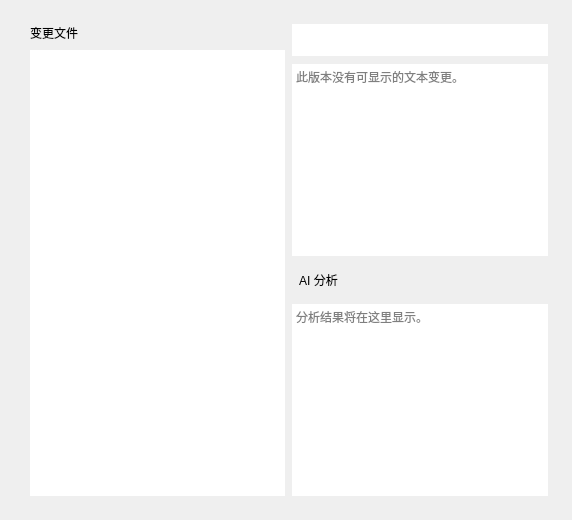
First picture: the form in windows/mainwindow_child/homepage/pages/homepage_page_diff.ui, repository Zao-chen/ZcVersionBox, before the edit.
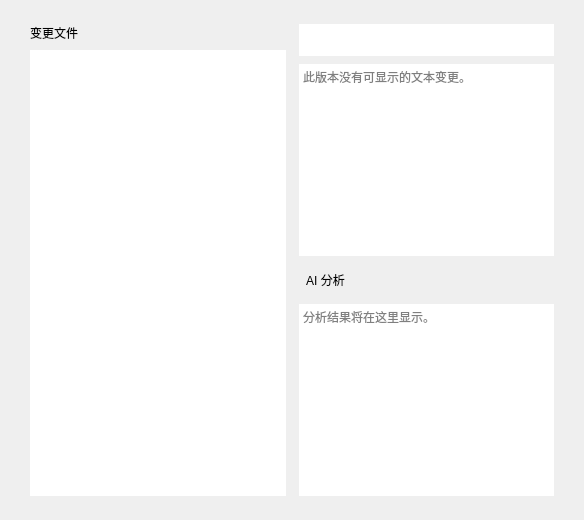
Second picture: the form after the edit.

Commit message: fix: 版本对比右侧编辑区左右对称留距，不再贴死分隔线

```diff
--- a/windows/mainwindow_child/homepage/pages/homepage_page_diff.ui
+++ b/windows/mainwindow_child/homepage/pages/homepage_page_diff.ui
@@ -89,13 +89,13 @@
       </property>
       <layout class="QVBoxLayout" name="editorLayout" stretch="0,1,0,0">
        <property name="leftMargin">
-        <number>0</number>
+        <number>6</number>
        </property>
        <property name="topMargin">
         <number>0</number>
        </property>
        <property name="rightMargin">
-        <number>0</number>
+        <number>6</number>
        </property>
        <property name="bottomMargin">
         <number>0</number>
```
